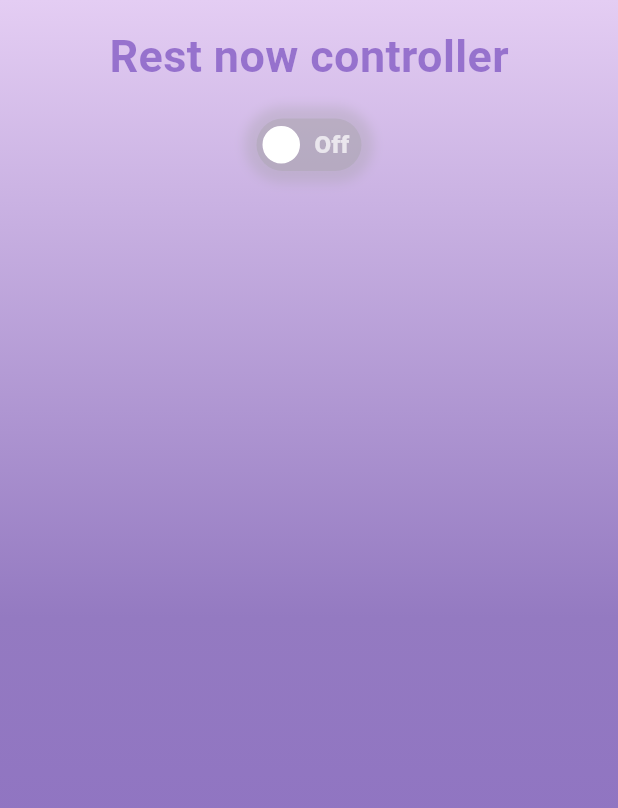
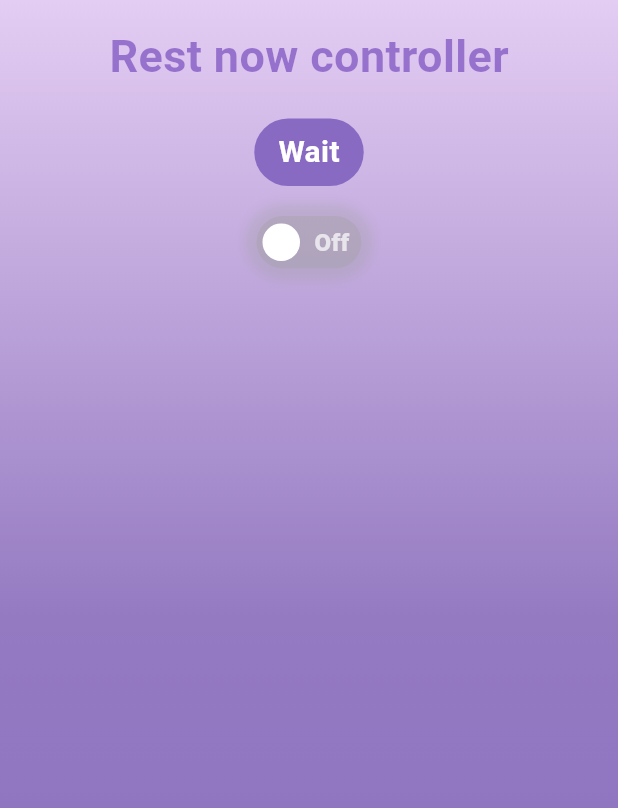
Before and after one commit to EgorEko/rest_now, a Flutter app: the screen it shows after launch, on a phone screen of 412 x 824 dp. Shown: the top 808 px of the screen. Run offline on Flutter 3.47's test engine with Material 3 defaults, Android fonts, the phone set to English and light mode, and no system bars; drawn by our look-alikes of flutter_switch; our stand-ins replace equatable, flutter_bloc.

Commit message:
added status field

```diff
--- a/lib/blocs/status_bloc/status_state.dart
+++ b/lib/blocs/status_bloc/status_state.dart
@@ -1,9 +1,16 @@
 part of 'status_bloc.dart';
 
 enum Statuses {
-  wait,
-  activated,
-  pause,
+  wait('Wait'),
+  activated('Activated'),
+  pause('Pause');
+
+  const Statuses(this.value);
+  final String value;
+
+  factory Statuses.fromString(String status) {
+    return values.firstWhere((e) => e.value == status);
+  }
 }
 
 class StatusState extends Equatable {
--- a/lib/main.dart
+++ b/lib/main.dart
@@ -1,6 +1,7 @@
 import 'package:flutter/material.dart';
 import 'package:flutter_bloc/flutter_bloc.dart';
 
+import 'blocs/status_bloc/status_bloc.dart';
 import 'blocs/switch_power_cubit/switch_power_cubit.dart';
 import 'screens/home_page.dart';
 
@@ -22,6 +23,7 @@ class RestNowApp extends StatelessWidget {
       home: MultiBlocProvider(
         providers: [
           BlocProvider.value(value: SwitchPowerCubit()),
+          BlocProvider.value(value: StatusBloc()),
         ],
         child: const HomePage(),
       ),
--- a/lib/screens/home_page.dart
+++ b/lib/screens/home_page.dart
@@ -1,5 +1,7 @@
 import 'package:flutter/material.dart';
+import 'package:flutter_bloc/flutter_bloc.dart';
 
+import '../blocs/status_bloc/status_bloc.dart';
 import '../common/app_colors.dart';
 import '../widgets/background_widget.dart';
 import '../widgets/switch_widget.dart';
@@ -38,6 +40,30 @@ class HomePage extends StatelessWidget {
                   const SizedBox(
                     height: 20,
                   ),
+                  BlocBuilder<StatusBloc, StatusState>(
+                    builder: (context, state) {
+                      return Container(
+                        padding: const EdgeInsets.symmetric(
+                          horizontal: 16,
+                          vertical: 8,
+                        ),
+                        decoration: BoxDecoration(
+                          color: AppColors.backGroundColorEnd,
+                          borderRadius: BorderRadius.circular(30),
+                        ),
+                        child: Text(
+                          state.status.value,
+                          style: TextStyle(
+                              color: AppColors.white,
+                              fontSize: 20,
+                              fontWeight: FontWeight.bold),
+                        ),
+                      );
+                    },
+                  ),
+                  const SizedBox(
+                    height: 20,
+                  ),
                   const SwitchWidget(),
                 ],
               ),
```
